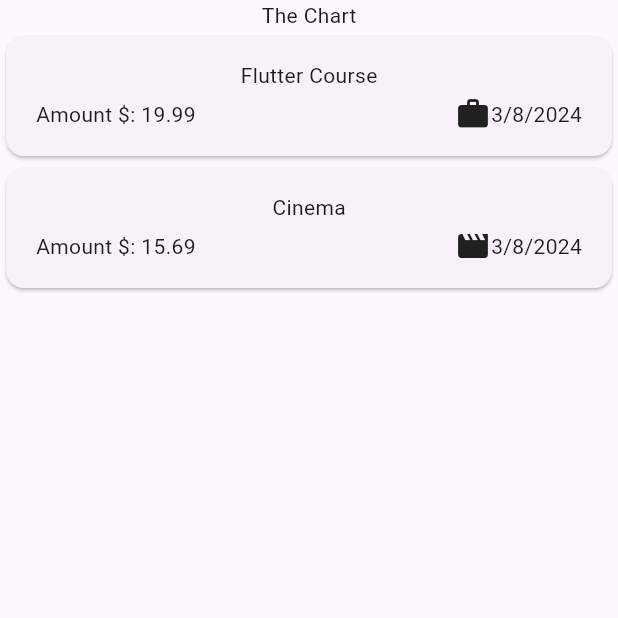
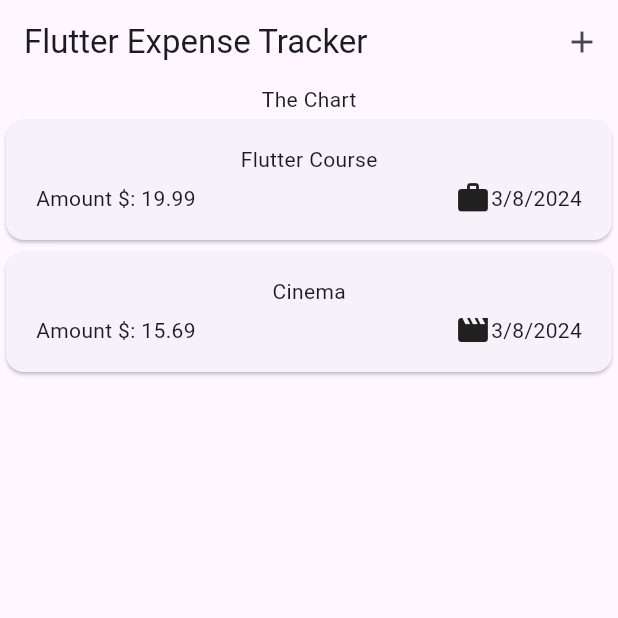
Before and after one commit to anowakowski/FlutterProjectsTests, a Flutter app: the screen it shows after launch, on a phone screen of 412 x 824 dp, the top half of it. Run offline on Flutter 3.47's test engine with Material 3 defaults, Android fonts, the phone set to English and light mode, and no system bars; our stand-ins replace google_fonts.

Commit message:
added appBar

```diff
--- a/theming_more_widgets_exp_tracker_app/lib/main.dart
+++ b/theming_more_widgets_exp_tracker_app/lib/main.dart
@@ -4,6 +4,7 @@ import 'package:theming_more_widgets_exp_tracker_app/widgets/expenses.dart';
 void main() {
   runApp (
     const MaterialApp (
+      //theme: ThemeData(useMaterial3: true),
       home: Expenses(),
     ),
   );
--- a/theming_more_widgets_exp_tracker_app/lib/widgets/expenses.dart
+++ b/theming_more_widgets_exp_tracker_app/lib/widgets/expenses.dart
@@ -17,10 +17,15 @@ class _ExpensesState extends State<Expenses> {
     Expense(title: 'Cinema', amanount: 15.69, date: DateTime.now(), category: Category.leisuer)
   ];
 
-
   @override
   Widget build(BuildContext context) {
     return Scaffold(
+      appBar: AppBar(
+        title: const Text('Flutter Expense Tracker'),
+        actions: [
+          IconButton(onPressed: () {}, icon: const Icon(Icons.add))
+        ],
+      ),
       body: Column(
         children: [
           const Text('The Chart'),
```
